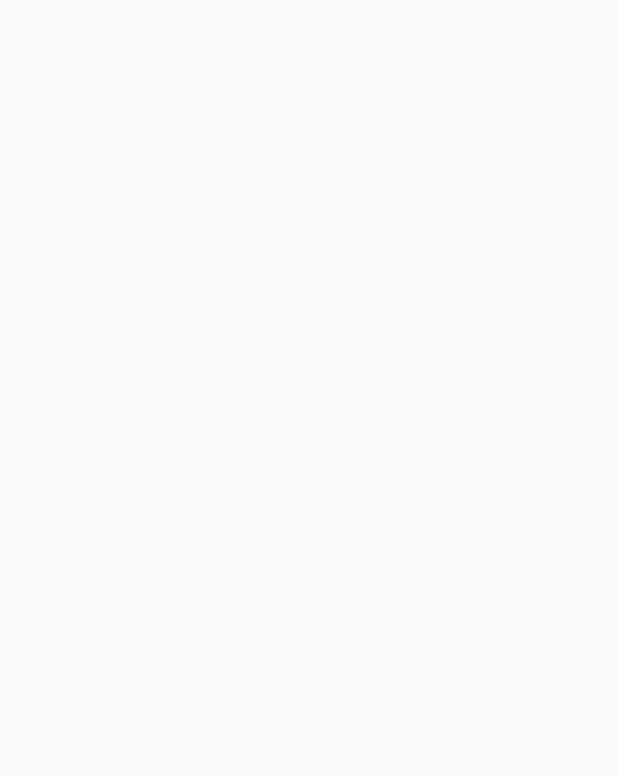
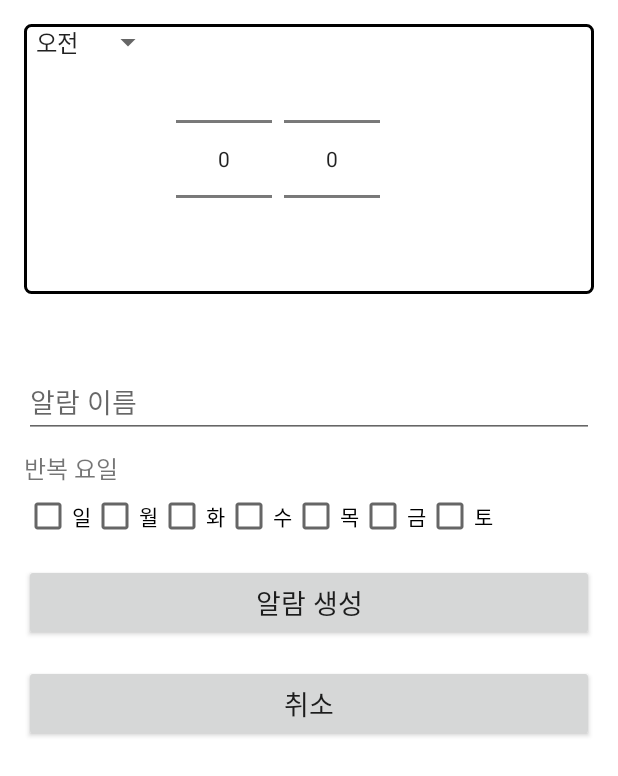
Before and after one commit to wpdnd0414/Med_Quick, an Android app built with Jetpack Compose: the Alarm screen opened directly, with no data from a screen before it, on a phone screen of 412 x 824 dp. Before the commit the part shown is empty. Shown: the top 776 px of the screen. Run offline under Robolectric (Android 15) with nearby library versions, the phone set to English and light mode, and no system bars; 1 statement that could not run was skipped.

Commit message:
배경색 및 테두리 지정
set_alarm1_1, set_alarm_2 에 대한 배경색 및 테두리 지정

```diff
--- a/app/src/main/java/com/example/quick_med/Alarm.kt
+++ b/app/src/main/java/com/example/quick_med/Alarm.kt
@@ -10,7 +10,7 @@ class Alarm : AppCompatActivity() {
     override fun onCreate(savedInstanceState: Bundle?) {
         super.onCreate(savedInstanceState)
         enableEdgeToEdge()
-        setContentView(R.layout.activity_alarm)
+        setContentView(R.layout.activity_set_alarm_1)
         ViewCompat.setOnApplyWindowInsetsListener(findViewById(R.id.main)) { v, insets ->
             val systemBars = insets.getInsets(WindowInsetsCompat.Type.systemBars())
             v.setPadding(systemBars.left, systemBars.top, systemBars.right, systemBars.bottom)
--- /dev/null
+++ b/app/src/main/res/drawable/background_with_border.xml
@@ -0,0 +1,9 @@
+
+    <!-- res/drawable/background_with_border.xml -->
+    <shape xmlns:android="http://schemas.android.com/apk/res/android">
+        <solid android:color="#FFFFFF"/> <!-- 배경 색깔을 흰색으로 지정 (필요에 따라 변경 가능) -->
+        <stroke
+            android:width="2dp"
+            android:color="#000000"/> <!-- 테두리 색깔을 검정색으로 지정 (필요에 따라 변경 가능) -->
+        <corners android:radius="4dp"/> <!-- 테두리의 모서리를 둥글게 설정 (필요에 따라 변경 가능) -->
+    </shape>
--- a/app/src/main/res/layout/activity_alarm.xml
+++ /dev/null
@@ -1,10 +0,0 @@
-<?xml version="1.0" encoding="utf-8"?>
-<androidx.constraintlayout.widget.ConstraintLayout xmlns:android="http://schemas.android.com/apk/res/android"
-    xmlns:app="http://schemas.android.com/apk/res-auto"
-    xmlns:tools="http://schemas.android.com/tools"
-    android:id="@+id/main"
-    android:layout_width="match_parent"
-    android:layout_height="match_parent"
-    tools:context=".Alarm">
-
-</androidx.constraintlayout.widget.ConstraintLayout>
--- /dev/null
+++ b/app/src/main/res/layout/activity_set_alarm_1.xml
@@ -0,0 +1,133 @@
+<?xml version="1.0" encoding="utf-8"?>
+<LinearLayout xmlns:android="http://schemas.android.com/apk/res/android"
+    android:layout_width="match_parent"
+    android:layout_height="match_parent"
+    android:background="@color/white"
+    android:orientation="vertical"
+    android:padding="16dp">
+
+
+    <!-- 시간 선택 섹션 -->
+    <LinearLayout
+        android:layout_width="match_parent"
+        android:layout_height="wrap_content"
+        android:layout_marginBottom="16dp"
+        android:background="@drawable/background_with_border"
+        android:orientation="horizontal">
+
+
+        <!-- 오전/오후 선택 -->
+        <Spinner
+            android:id="@+id/spinner_am_pm"
+            android:layout_width="wrap_content"
+            android:layout_height="wrap_content"
+            android:layout_marginEnd="8dp"
+            android:entries="@array/am_pm_array" />
+
+        <!-- 시간 선택 -->
+        <NumberPicker
+            android:id="@+id/numberPicker_hour"
+            android:layout_width="wrap_content"
+            android:layout_height="wrap_content"
+            android:layout_marginEnd="8dp" />
+
+        <!-- 분 선택 -->
+        <NumberPicker
+            android:id="@+id/numberPicker_minute"
+            android:layout_width="wrap_content"
+            android:layout_height="wrap_content" />
+    </LinearLayout>
+
+    <!-- 알람 세부사항 섹션 -->
+    <LinearLayout
+        android:layout_width="match_parent"
+        android:layout_height="wrap_content"
+        android:layout_marginTop="32dp"
+        android:orientation="vertical"> <!-- 여백 추가 -->
+
+        <!-- 알람 이름 입력 -->
+        <EditText
+            android:id="@+id/editText_alarm_name"
+            android:layout_width="match_parent"
+            android:layout_height="wrap_content"
+            android:layout_marginBottom="8dp"
+            android:hint="알람 이름"
+            android:inputType="textPersonName" />
+
+        <!-- 반복 요일 선택 -->
+        <TextView
+            android:layout_width="match_parent"
+            android:layout_height="wrap_content"
+            android:layout_marginBottom="4dp"
+            android:text="반복 요일"
+            android:textSize="16sp" />
+
+        <GridLayout
+            android:layout_width="match_parent"
+            android:layout_height="wrap_content"
+            android:columnCount="7">
+
+            <CheckBox
+                android:id="@+id/checkBox_sunday"
+                android:layout_width="wrap_content"
+                android:layout_height="wrap_content"
+                android:text="일" />
+
+            <CheckBox
+                android:id="@+id/checkBox_monday"
+                android:layout_width="wrap_content"
+                android:layout_height="wrap_content"
+                android:text="월" />
+
+            <CheckBox
+                android:id="@+id/checkBox_tuesday"
+                android:layout_width="wrap_content"
+                android:layout_height="wrap_content"
+                android:text="화" />
+
+            <CheckBox
+                android:id="@+id/checkBox_wednesday"
+                android:layout_width="wrap_content"
+                android:layout_height="wrap_content"
+                android:text="수" />
+
+            <CheckBox
+                android:id="@+id/checkBox_thursday"
+                android:layout_width="wrap_content"
+                android:layout_height="wrap_content"
+                android:text="목" />
+
+            <CheckBox
+                android:id="@+id/checkBox_friday"
+                android:layout_width="wrap_content"
+                android:layout_height="wrap_content"
+                android:text="금" />
+
+            <CheckBox
+                android:id="@+id/checkBox_saturday"
+                android:layout_width="wrap_content"
+                android:layout_height="wrap_content"
+                android:text="토" />
+        </GridLayout>
+
+        <!-- 알람 생성 버튼 -->
+        <Button
+            android:id="@+id/button_create_alarm"
+            android:layout_width="match_parent"
+            android:layout_height="wrap_content"
+            android:layout_marginTop="16dp"
+            android:padding="12dp"
+            android:text="알람 생성"
+            android:textSize="18sp" />
+
+        <Button
+            android:id="@+id/button_cancel_alarm"
+            android:layout_width="match_parent"
+            android:layout_height="wrap_content"
+            android:layout_marginTop="16dp"
+            android:padding="12dp"
+            android:text="취소"
+            android:textSize="18sp" />
+    </LinearLayout>
+
+</LinearLayout>
--- a/app/src/main/res/values/strings.xml
+++ b/app/src/main/res/values/strings.xml
@@ -2,4 +2,9 @@
     <string name="app_name">Quick_Med</string>
     <string name="title_activity_intro">Intro</string>
     <string name="title_activity_intro2">Intro2</string>
+    <string name="number_picker_formatter">%02d</string>
+    <string-array name="am_pm_array">
+        <item>오전</item>
+        <item>오후</item>
+    </string-array>
 </resources>
```
Also changed, not shown: app/src/main/java/com/example/quick_med/AlarmActivity.kt (added, +25 -0 lines), app/src/main/res/layout/activity_set_alarm_2.xml (added, +125 -0 lines).
